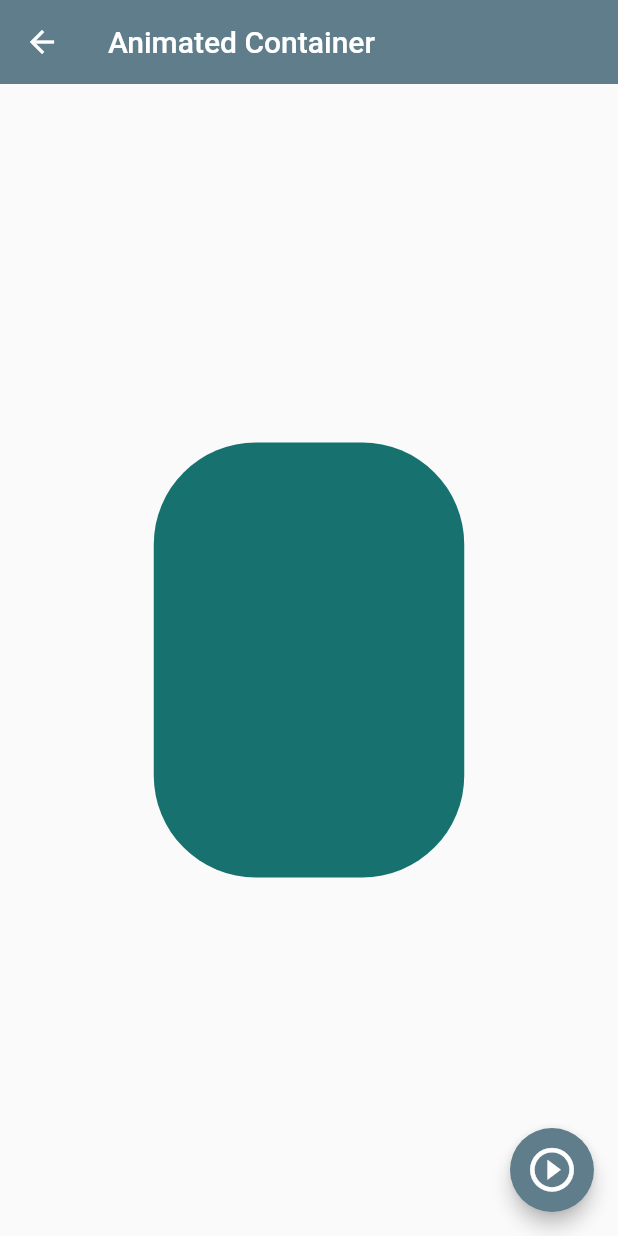
After one commit to andresar784/UdemyFlutterCourse, a Flutter app: the AnimatedScreen screen opened by its route, after a tap on the "play circle outline" icon, on a phone screen of 412 x 824 dp. The commit adds this screen. Run offline on Flutter 3.47's test engine with Material 2 defaults, Android fonts, the phone set to English and light mode, and no system bars.

Commit message:
clase 85 agregada

```diff
--- a/lib/routes/approutes.dart
+++ b/lib/routes/approutes.dart
@@ -12,7 +12,8 @@ class AppRoutes {
     MenuOption(route: 'listview2', icon: Icons.mail, name: 'List View 2', screen:const Listview2Screen()),
     MenuOption(route: 'alert', icon: Icons.add_alert , name: 'Alert', screen:const AlertScreen()),
     MenuOption(route: 'card', icon: Icons.card_giftcard , name: 'Card', screen:const CardScreen()),
-    MenuOption(route: 'avatar', icon: Icons.supervised_user_circle_sharp, name: 'Circle Avatar', screen: const AvatarScreen())
+    MenuOption(route: 'avatar', icon: Icons.supervised_user_circle_sharp, name: 'Circle Avatar', screen: const AvatarScreen()),
+    MenuOption(route: 'animated', icon: Icons.play_arrow_outlined , name: 'Animated Container', screen: const AnimatedScreen())
   ];
 
   static Map<String, Widget Function(BuildContext)> getAppRoutes(){
--- /dev/null
+++ b/lib/screens/animated.dart
@@ -0,0 +1,62 @@
+import 'dart:math';
+
+import 'package:flutter/material.dart';
+
+
+class AnimatedScreen extends StatefulWidget {
+
+  const AnimatedScreen({Key? key}) : super(key: key);
+
+
+  @override
+  State<AnimatedScreen> createState() => _AnimatedScreenState();
+}
+
+class _AnimatedScreenState extends State<AnimatedScreen> {
+
+  double _height = 50;
+  double _width = 50;
+  Color _color = Colors.indigo;
+  BorderRadiusGeometry _borderRadius = BorderRadius.circular(10);
+
+  void changeShape() {
+
+    final random = Random();
+    _height = random.nextInt(300).toDouble() + 70 ;
+    _width = random.nextInt(300).toDouble() + 70 ;
+    _color = Color.fromRGBO(
+       random.nextInt(255),
+       random.nextInt(255),
+       random.nextInt(255),
+       1);
+    _borderRadius = BorderRadius.circular(random.nextInt(100).toDouble() + 10);
+    setState(() {});
+  }
+
+
+  @override
+  Widget build(BuildContext context) {
+    return Scaffold(
+      appBar: AppBar(
+        title: const Text('Animated Container'),
+      ),
+      body: Center(
+         child:
+         Container(
+          height: _height,
+          width: _width,
+          decoration: BoxDecoration(
+            color: _color,
+            borderRadius: _borderRadius
+          ),
+         ),
+      ),
+
+      floatingActionButton: FloatingActionButton(
+        child: const Icon(Icons.play_circle_outline, size: 35,),
+        onPressed: () {
+          changeShape();
+        },),
+    );
+  }
+}
--- a/lib/screens/screens.dart
+++ b/lib/screens/screens.dart
@@ -1,3 +1,4 @@
+export 'package:flcomponents/screens/animated.dart';
 export 'package:flcomponents/screens/avatarscreen.dart';
 export 'package:flcomponents/screens/listview2.dart';
 export 'package:flcomponents/screens/listview1.dart';
```
